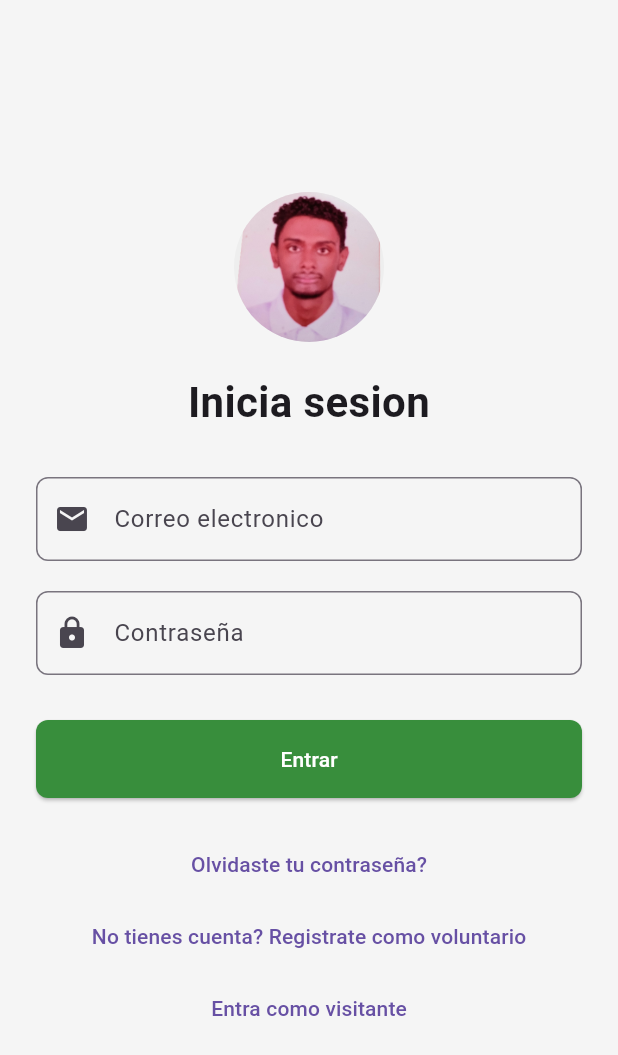
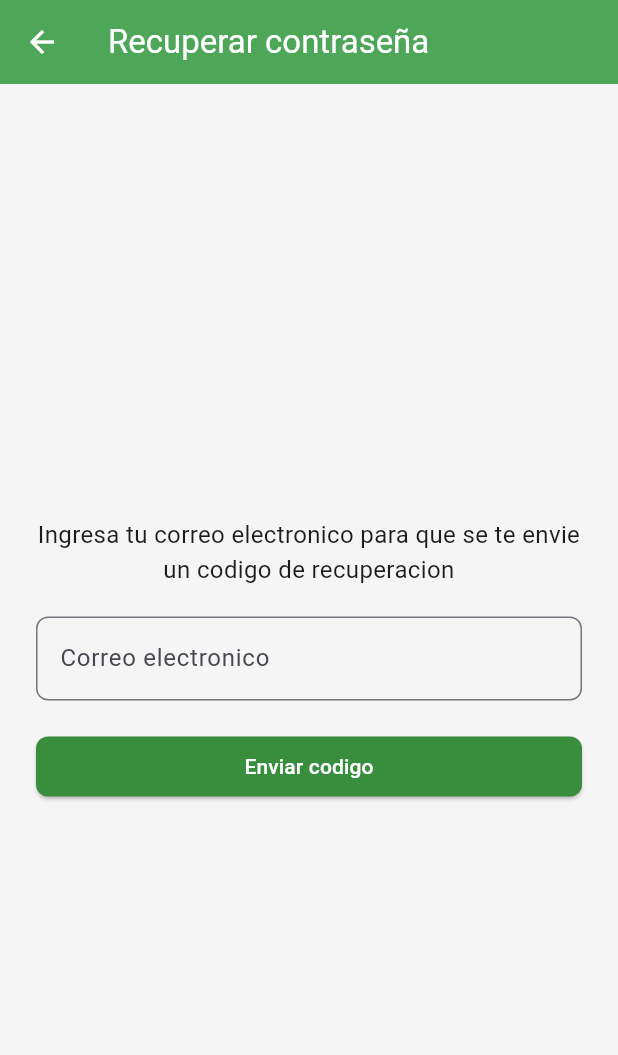
Before and after one commit to Alexdz04/proyecto_final_app_moviles, a Flutter app: the screen it shows after launch, after a tap on "Olvidaste tu contraseña?", on a phone screen of 412 x 824 dp. Shown: the top 1055 px of the screen. Run offline on Flutter 3.47's test engine with Material 3 defaults, Android fonts, the phone set to English and light mode, and no system bars; our stand-ins replace carousel_slider, geolocator, google_maps_flutter, image_picker, shared_preferences, youtube_player_flutter; network calls fail.

Commit message:
otros cambios

```diff
--- a/lib/pantallas/login/loginpantalla.dart
+++ b/lib/pantallas/login/loginpantalla.dart
@@ -60,7 +60,6 @@ class _LoginPantallaState extends State<LoginPantalla> {
               mainAxisAlignment: MainAxisAlignment.center,
               crossAxisAlignment: CrossAxisAlignment.stretch,
               children: [
-
                 CircleAvatar(
                   radius: 50,
                   backgroundColor: Colors.grey[200],
@@ -127,8 +126,9 @@ class _LoginPantallaState extends State<LoginPantalla> {
                       ),
                 const SizedBox(height: 20),
                 TextButton(
+
                   onPressed: () {
-
+                    Navigator.pushNamed(context, Rutas.recuperarPaso1);
                   },
                   child: const Text('Olvidaste tu contraseña?'),
                 ),
--- /dev/null
+++ b/lib/pantallas/recuperacion/recuperar_paso1_pantalla.dart
@@ -0,0 +1,88 @@
+//lib/pantallas/recuperacion/recuperar_paso1_pantalla.dart
+import 'package:flutter/material.dart';
+import 'package:ministerio_medioambienteapkrd/services/api_service.dart';
+import 'package:ministerio_medioambienteapkrd/pantallas/recuperacion/recuperar_paso2_pantalla.dart';
+
+class RecuperarPaso1Pantalla extends StatefulWidget {
+  const RecuperarPaso1Pantalla({super.key});
+
+  @override
+  State<RecuperarPaso1Pantalla> createState() => _RecuperarPaso1PantallaState();
+}
+
+class _RecuperarPaso1PantallaState extends State<RecuperarPaso1Pantalla> {
+  final _formKey = GlobalKey<FormState>();
+  final _correoController = TextEditingController();
+  final _apiService = ApiService();
+  bool _cargando = false;
+
+  Future<void> _solicitarCodigo() async {
+    if (_formKey.currentState!.validate()) {
+      setState(() => _cargando = true);
+      final respuesta = await _apiService.solicitarCodigoRecuperacion(_correoController.text);
+      setState(() => _cargando = false);
+
+      if (!mounted) return;
+
+      if (respuesta != null && respuesta.containsKey('codigo')) {
+        ScaffoldMessenger.of(context).showSnackBar(
+          const SnackBar(
+            content: Text('El codigo se envio a tu correo!'),
+            backgroundColor: Colors.green,
+          ),
+        );
+        Navigator.push(
+          context,
+          MaterialPageRoute(
+            builder: (context) => RecuperarPaso2Pantalla(correo: _correoController.text),
+          ),
+        );
+      } else {
+        ScaffoldMessenger.of(context).showSnackBar(
+          SnackBar(
+            content: Text(respuesta?['error'] ?? 'No se pudo enviar el codigo....'),
+            backgroundColor: Colors.red,
+          ),
+        );
+      }
+    }
+  }
+
+  @override
+  Widget build(BuildContext context) {
+    return Scaffold(
+      appBar: AppBar(title: const Text('Recuperar contraseña')),
+      body: Padding(
+        padding: const EdgeInsets.all(24.0),
+        child: Form(
+          key: _formKey,
+          child: Column(
+            mainAxisAlignment: MainAxisAlignment.center,
+            crossAxisAlignment: CrossAxisAlignment.stretch,
+            children: [
+              const Text(
+                'Ingresa tu correo electronico para que se te envie un codigo de recuperacion',
+                textAlign: TextAlign.center,
+                style: TextStyle(fontSize: 16),
+              ),
+              const SizedBox(height: 20),
+              TextFormField(
+                controller: _correoController,
+                decoration: const InputDecoration(labelText: 'Correo electronico'),
+                keyboardType: TextInputType.emailAddress,
+                validator: (v) => v!.isEmpty ? 'Campo requerido' : null,
+              ),
+              const SizedBox(height: 20),
+              _cargando
+                  ? const Center(child: CircularProgressIndicator())
+                  : ElevatedButton(
+                      onPressed: _solicitarCodigo,
+                      child: const Text('Enviar codigo'),
+                    ),
+            ],
+          ),
+        ),
+      ),
+    );
+  }
+}
--- a/lib/routes/rutas.dart
+++ b/lib/routes/rutas.dart
@@ -20,6 +20,10 @@ import 'package:ministerio_medioambienteapkrd/pantallas/mapareportes/mapareporte
 import 'package:ministerio_medioambienteapkrd/pantallas/perfil/cambiarcontrasenapantalla.dart';
 import 'package:ministerio_medioambienteapkrd/pantallas/principal/principalpantalla.dart';
 
+import 'package:ministerio_medioambienteapkrd/pantallas/recuperacion/recuperar_paso1_pantalla.dart';
+
+
+
 class Rutas {
   static const String principal = '/principal';
   static const String inicio = '/inicio';
@@ -39,6 +43,9 @@ class Rutas {
   static const String misreportes = '/misreportes';
   static const String mapareportes = '/mapareportes';
   static const String cambiarcontrasena = '/cambiarcontrasena';
+
+  static const String recuperarPaso1 = '/recuperar_paso1';
+  static const String recuperarPaso2 = '/recuperar_paso2';
 }
 
 Map<String, WidgetBuilder> obtenerrutas() {
@@ -61,5 +68,7 @@ Map<String, WidgetBuilder> obtenerrutas() {
     Rutas.misreportes: (context) => const MisReportesPantalla(),
     Rutas.mapareportes: (context) => const MapaReportesPantalla(),
     Rutas.cambiarcontrasena: (context) => const CambiarContrasenaPantalla(),
+
+    Rutas.recuperarPaso1: (context) => const RecuperarPaso1Pantalla(),
   };
 }
--- a/lib/services/api_service.dart
+++ b/lib/services/api_service.dart
@@ -40,6 +40,19 @@ class ApiService {
   }
 
 
+  Future<Map<String, dynamic>?> solicitarCodigoRecuperacion(String correo) async {
+    return await post('/auth/recover', {'correo': correo});
+  }
+
+  Future<Map<String, dynamic>?> resetearContrasena(String correo, String codigo, String nuevaPassword) async {
+    return await post('/auth/reset', {
+      'correo': correo,
+      'codigo': codigo,
+      'nueva_password': nuevaPassword,
+    });
+  }
+
+
   Future<List<dynamic>> obtenerServicios() async => await get('servicios') ?? [];
   Future<List<dynamic>> obtenerNoticias() async => await get('noticias') ?? [];
   Future<List<dynamic>> obtenerVideos() async => await get('videos') ?? [];
```
Also changed, not shown: lib/pantallas/recuperacion/recuperar_paso2_pantalla.dart (added, +91 -0 lines).
